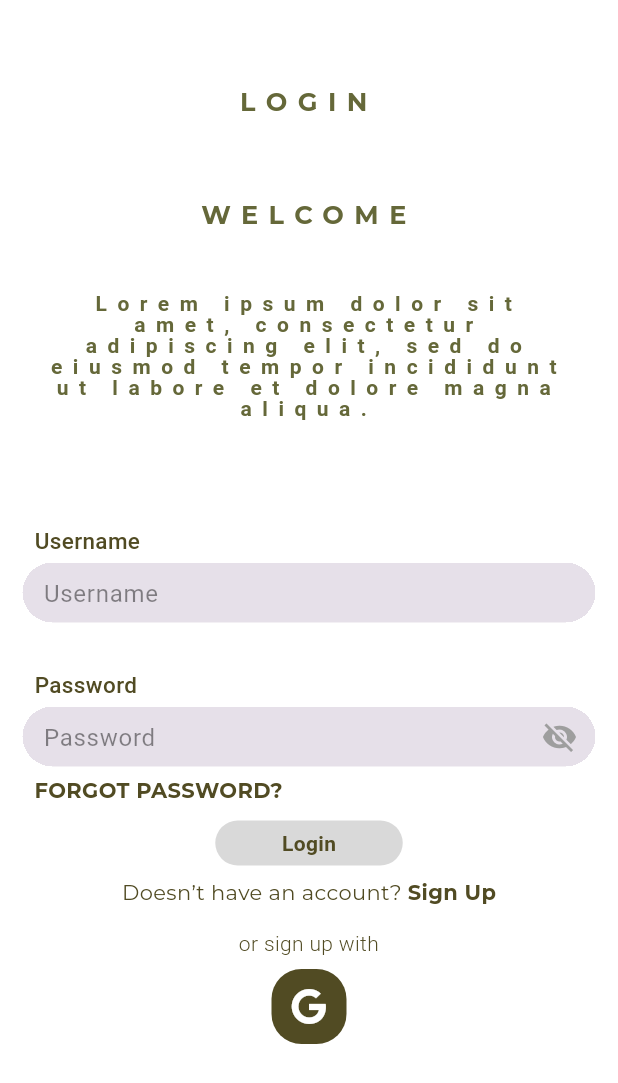
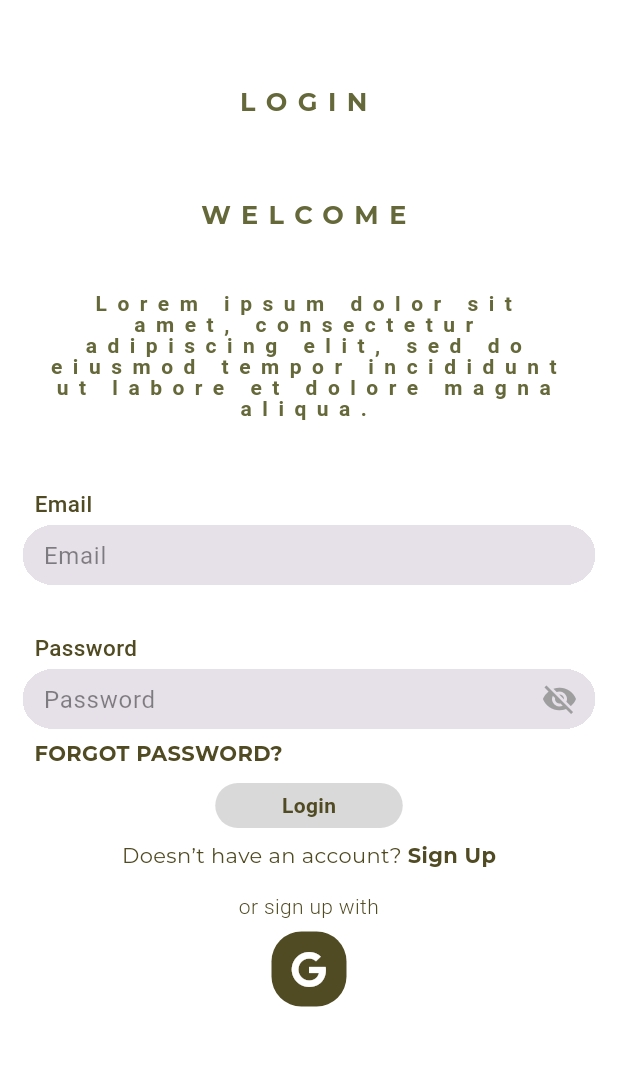
Before and after one commit to archie1345/fitopia, a Flutter app: the screen it shows after launch, on a phone screen of 412 x 824 dp. Shown: the top 1083 px of the screen. Run offline on Flutter 3.47's test engine with Material 3 defaults, Android fonts, the phone set to English and light mode, and no system bars; our stand-ins replace cloud_firestore, firebase_auth, firebase_core, fluttertoast, font_awesome_flutter, google_fonts and 2 more; accounts and stored records are empty; Roboto replaces fonts that are missing (League Spartan).

Commit message:
can login with email and pass

```diff
--- a/lib/page/login.dart
+++ b/lib/page/login.dart
@@ -1,5 +1,7 @@
+import 'package:cloud_firestore/cloud_firestore.dart';
 import 'package:firebase_auth/firebase_auth.dart';
 import 'package:fitopia/page/forgotPass.dart';
+import 'package:fitopia/page/home.dart';
 import 'package:flutter/material.dart';
 import 'package:fitopia/page/getStarted.dart';
 import 'package:fitopia/widget/form_container_widget.dart';
@@ -36,18 +38,17 @@ class _LoginPageState extends State<LoginPage> {
         return false;
       },
       child: Scaffold(
+        resizeToAvoidBottomInset: true, // Prevent keyboard-related overflow
         backgroundColor: Colors.white,
-        // appBar: AppBar(
-        //   automaticallyImplyLeading: false,
-        //   title: const Text("Login"),
-        // ),
-        body: Padding(
-          padding: const EdgeInsets.symmetric(horizontal: 15,vertical: 30),
+        body: SafeArea(
+          child: SingleChildScrollView(
+            child: Padding(
+              padding: const EdgeInsets.symmetric(horizontal: 15, vertical: 30),
               child: Column(
                 mainAxisAlignment: MainAxisAlignment.start,
                 children: [
                   Padding(
-                padding: const EdgeInsets.only(bottom: 30,top: 30),
+                    padding: const EdgeInsets.only(bottom: 30, top: 30),
                     child: Container(
                       alignment: Alignment.topCenter,
                       child: Text(
@@ -64,9 +65,8 @@ class _LoginPageState extends State<LoginPage> {
                       ),
                     ),
                   ),
-
                   Padding(
-                padding: const EdgeInsets.only(bottom: 30,top: 30),
+                    padding: const EdgeInsets.only(bottom: 30, top: 30),
                     child: Text(
                       'WELCOME',
                       textAlign: TextAlign.center,
@@ -81,9 +81,10 @@ class _LoginPageState extends State<LoginPage> {
                     ),
                   ),
                   Padding(
-                padding: const EdgeInsets.only(top: 15,bottom: 40,left: 15,right: 15),
-                child:  Text(
-                      'Lorem ipsum dolor sit amet, consectetur adipiscing elit, sed do eiusmod tempor incididunt ut labore et dolore magna aliqua. ',
+                    padding: const EdgeInsets.symmetric(
+                        horizontal: 15, vertical: 15),
+                    child: Text(
+                      'Lorem ipsum dolor sit amet, consectetur adipiscing elit, sed do eiusmod tempor incididunt ut labore et dolore magna aliqua.',
                       textAlign: TextAlign.center,
                       style: gfonts.GoogleFonts.getFont(
                         'League Spartan',
@@ -100,8 +101,8 @@ class _LoginPageState extends State<LoginPage> {
                     child: Container(
                       height: 40,
                       alignment: Alignment.bottomLeft,
-                  child: Text(
-                              'Username',
+                      child: const Text(
+                        'Email',
                         style: TextStyle(
                           color: Color(0xFF514B23),
                           fontSize: 15,
@@ -114,7 +115,7 @@ class _LoginPageState extends State<LoginPage> {
                   ),
                   FormContainerWidget(
                     controller: _usernameController,
-                hintText: "Username",
+                    hintText: "Email",
                     isPasswordField: false,
                   ),
                   Padding(
@@ -122,7 +123,7 @@ class _LoginPageState extends State<LoginPage> {
                     child: Container(
                       height: 40,
                       alignment: Alignment.bottomLeft,
-                  child: Text(
+                      child: const Text(
                         'Password',
                         style: TextStyle(
                           color: Color(0xFF514B23),
@@ -149,7 +150,8 @@ class _LoginPageState extends State<LoginPage> {
                         onTap: () {
                           Navigator.push(
                             context,
-                            MaterialPageRoute(builder: (context) => ForgotPassword()),
+                            MaterialPageRoute(
+                                builder: (context) => ForgotPassword()),
                           );
                         },
                         child: const Text(
@@ -167,14 +169,14 @@ class _LoginPageState extends State<LoginPage> {
                     ),
                   ),
                   GestureDetector(
-                onTap: () {
-                  _signIn();
-                },
-
+                    onTap: _signIn,
                     child: Center(
-                    child: _isSigning ? const CircularProgressIndicator(
+                      child: _isSigning
+                          ? const CircularProgressIndicator(
                               strokeCap: StrokeCap.round,
-                      color: Color.fromRGBO(81, 75, 35, 1),) : Container(
+                              color: Color.fromRGBO(81, 75, 35, 1),
+                            )
+                          : Container(
                               alignment: Alignment.center,
                               width: 125,
                               height: 30,
@@ -192,12 +194,12 @@ class _LoginPageState extends State<LoginPage> {
                             ),
                     ),
                   ),
-              Padding(
-                padding: const EdgeInsets.all(10.0),
-                child: Row(
+                  const SizedBox(height: 10),
+                  Row(
                     mainAxisAlignment: MainAxisAlignment.center,
                     children: [
-                    const Text('Doesn’t have an account? ',
+                      const Text(
+                        'Doesn’t have an account? ',
                         style: TextStyle(
                           color: Color(0xFF514B23),
                           fontSize: 14,
@@ -206,12 +208,12 @@ class _LoginPageState extends State<LoginPage> {
                           height: 1.07,
                         ),
                       ),
-
                       GestureDetector(
                         onTap: () {
                           Navigator.pushAndRemoveUntil(
                             context,
-                          MaterialPageRoute(builder: (context) => const GetStarted()),
+                            MaterialPageRoute(
+                                builder: (context) => const GetStarted()),
                             (route) => false,
                           );
                         },
@@ -228,10 +230,8 @@ class _LoginPageState extends State<LoginPage> {
                       ),
                     ],
                   ),
-              ),
-              Container(
-                margin: const EdgeInsets.all(10),
-                child: const Text(
+                  const SizedBox(height: 20),
+                  const Text(
                     'or sign up with',
                     textAlign: TextAlign.center,
                     style: TextStyle(
@@ -242,26 +242,29 @@ class _LoginPageState extends State<LoginPage> {
                       height: 1,
                     ),
                   ),
-              ),
+                  const SizedBox(height: 10),
                   GestureDetector(
                     onTap: () {
                       FirebaseAuthService().signInWithGoogle(context);
-
                     },
                     child: Container(
                       width: 50,
                       height: 50,
                       decoration: BoxDecoration(
-                    color: Color.fromRGBO(81, 75, 35, 1),
+                        color: const Color.fromRGBO(81, 75, 35, 1),
                         borderRadius: BorderRadius.circular(20),
                       ),
                       child: const Center(
-                    child: Icon(FontAwesomeIcons.google, color: Colors.white,),
+                        child: Icon(
+                          FontAwesomeIcons.google,
+                          color: Colors.white,
                         ),
                       ),
                     ),
-
+                  ),
                 ],
+              ),
+            ),
           ),
         ),
       ),
@@ -284,12 +287,42 @@ class _LoginPageState extends State<LoginPage> {
 
     if (user != null) {
       showToast(message: "User is successfully signed in");
-      Navigator.pushNamed(context, "/home");
+      _checkSubscriptionStatus(user.uid);
     } else {
-      showToast(message: "some error occured");
+      showToast(message: "Some error occurred");
     }
   }
 
+  void _checkSubscriptionStatus(String userId) async {
+    try {
+      DocumentSnapshot subscriptionSnapshot = await FirebaseFirestore.instance
+          .collection('users')
+          .doc(userId)
+          .collection('subscription')
+          .doc('active')
+          .get();
 
+      if (subscriptionSnapshot.exists) {
+        Map<String, dynamic> data =
+            subscriptionSnapshot.data() as Map<String, dynamic>;
 
+        if (data['status'] == 'active') {
+          // User has an active subscription
+          Navigator.push(
+            context,
+            MaterialPageRoute(builder: (context) => HomePage()),
+          ); // Redirect to premium features
+        } else {
+          // No active subscription
+          Navigator.pushNamed(
+              context, "/subscriptionPage"); // Redirect to subscription page
         }
+      } else {
+        // No subscription data found
+        Navigator.pushNamed(context, "/PremiumPage");
+      }
+    } catch (e) {
+      showToast(message: "Error checking subscription: $e");
+    }
+  }
+}
```
Lines whose indentation alone changed are shown as unchanged.
